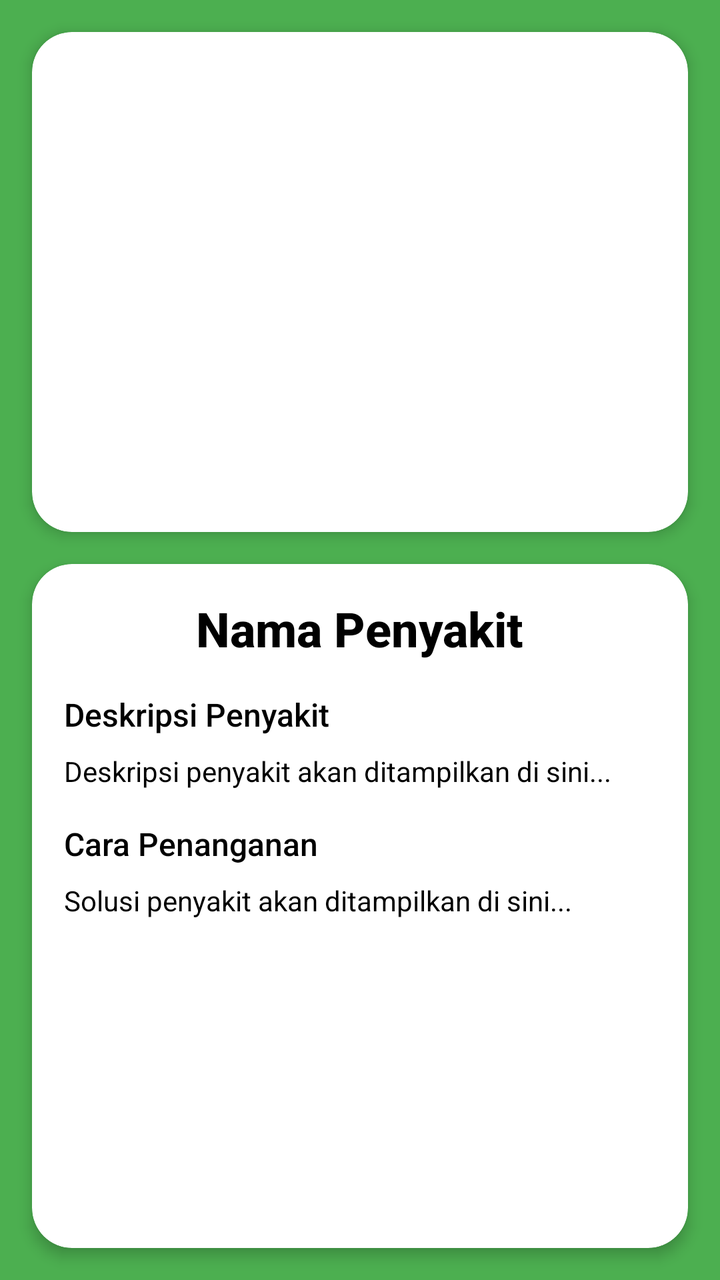
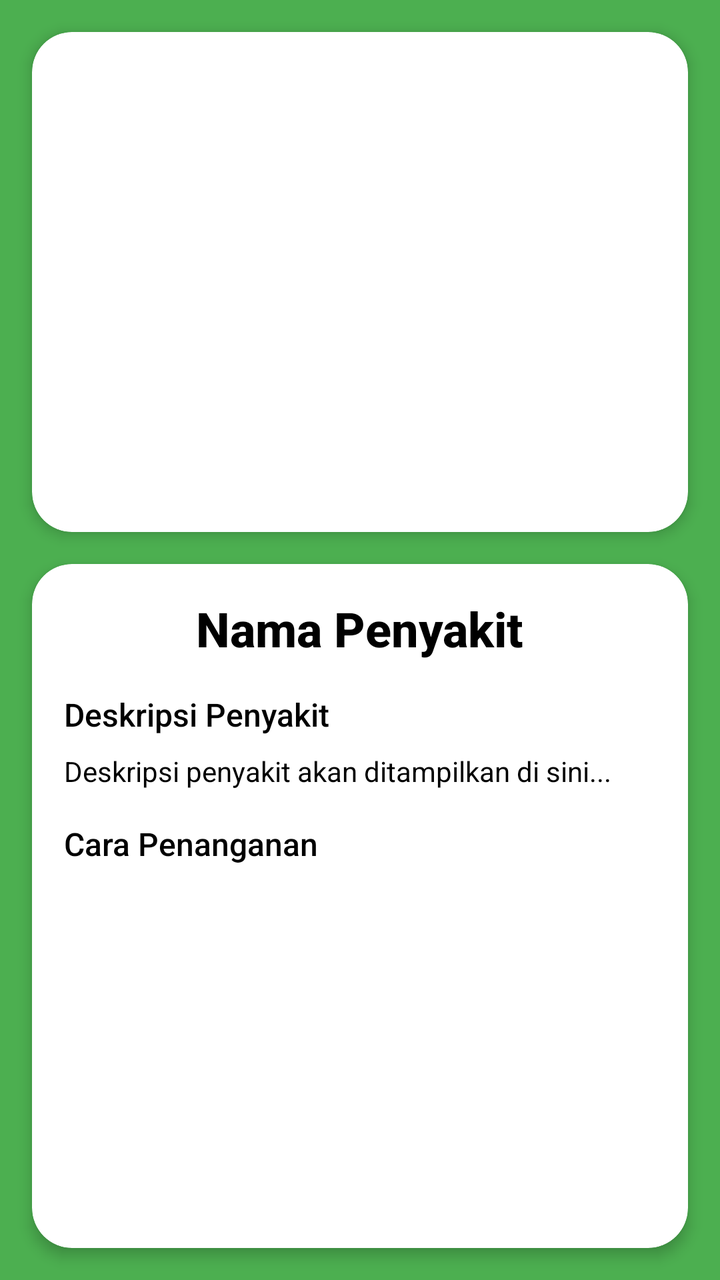

Two renders of the same Android screen: before a commit and after it. Below are the layout's source before the change and the commit's diff.
<!-- AndroidManifest.xml: application theme Theme.TehTeksi -->
<!-- res/layout/activity_disease.xml -->
<?xml version="1.0" encoding="utf-8"?>
<androidx.constraintlayout.widget.ConstraintLayout xmlns:android="http://schemas.android.com/apk/res/android"
    xmlns:app="http://schemas.android.com/apk/res-auto"
    xmlns:tools="http://schemas.android.com/tools"
    android:id="@+id/main"
    android:layout_width="match_parent"
    android:layout_height="match_parent"
    android:background="@color/colorPrimary"
    tools:context=".ui.DiseaseActivity">

    <androidx.cardview.widget.CardView
        android:id="@+id/cardImage"
        android:layout_width="0dp"
        android:layout_height="250dp"
        android:layout_marginTop="16dp"
        android:layout_marginStart="16dp"
        android:layout_marginEnd="16dp"
        app:cardCornerRadius="20dp"
        app:cardElevation="4dp"
        app:layout_constraintTop_toTopOf="parent"
        app:layout_constraintStart_toStartOf="parent"
        app:layout_constraintEnd_toEndOf="parent">

        <ImageView
            android:id="@+id/imgFull"
            android:layout_width="match_parent"
            android:layout_height="match_parent"
            android:scaleType="centerCrop"
            android:contentDescription="Gambar Penyakit" />
    </androidx.cardview.widget.CardView>

    <androidx.cardview.widget.CardView
        android:id="@+id/cardDetail"
        android:layout_width="0dp"
        android:layout_height="0dp"
        android:layout_marginTop="16dp"
        android:layout_marginStart="16dp"
        android:layout_marginEnd="16dp"
        android:layout_marginBottom="16dp"
        android:background="?attr/colorSurface"
        app:cardCornerRadius="20dp"
        app:cardElevation="4dp"
        app:layout_constraintTop_toBottomOf="@id/cardImage"
        app:layout_constraintStart_toStartOf="parent"
        app:layout_constraintEnd_toEndOf="parent"
        app:layout_constraintBottom_toBottomOf="parent">

        <LinearLayout
            android:layout_width="match_parent"
            android:layout_height="wrap_content"
            android:orientation="vertical"
            android:padding="16dp">

            <TextView
                android:id="@+id/tvNama"
                android:layout_width="wrap_content"
                android:layout_height="wrap_content"
                android:text="Nama Penyakit"
                android:textStyle="bold"
                android:textSize="24sp"
                android:fontFamily="sans-serif-medium"
                android:layout_gravity="center_horizontal"
                android:layout_marginBottom="16dp" />

            <TextView
                android:layout_width="wrap_content"
                android:layout_height="wrap_content"
                android:text="Deskripsi Penyakit"
                android:textSize="16sp"
                android:fontFamily="sans-serif-medium"
                android:layout_marginBottom="8dp" />

            <TextView
                android:id="@+id/tvDeskripsi"
                android:layout_width="wrap_content"
                android:layout_height="wrap_content"
                android:text="Deskripsi penyakit akan ditampilkan di sini..."
                android:textSize="14sp"
                android:layout_marginBottom="16dp" />

            <TextView
                android:layout_width="wrap_content"
                android:layout_height="wrap_content"
                android:text="Cara Penanganan"
                android:textSize="16sp"
                android:fontFamily="sans-serif-medium"
                android:layout_marginBottom="8dp" />

            <TextView
                android:id="@+id/tvSolusi"
                android:layout_width="wrap_content"
                android:layout_height="wrap_content"
                android:text="Solusi penyakit akan ditampilkan di sini..."
                android:textSize="14sp" />
        </LinearLayout>
    </androidx.cardview.widget.CardView>
</androidx.constraintlayout.widget.ConstraintLayout>
<!-- resources referenced by this layout -->
<resources>
  <color name="colorPrimary">#4CAF50</color>
  <style name="Theme.TehTeksi" parent="Theme.MaterialComponents.DayNight.NoActionBar">
          
          <item name="colorPrimary">@color/colorPrimary</item>
          <item name="colorPrimaryVariant">@color/colorPrimaryDark</item>
          <item name="colorOnPrimary">@color/white</item>
  
          
          <item name="colorSecondary">@color/teal_200</item>
          <item name="colorSecondaryVariant">@color/teal_700</item>
          <item name="colorOnSecondary">@color/black</item>
  
          
          <item name="android:statusBarColor">@color/colorPrimary</item>
  
          
          <item name="android:textColor">@android:color/black</item>
          <item name="android:textColorPrimary">@android:color/black</item>
          <item name="android:textColorSecondary">@android:color/black</item>
          <item name="android:textColorHint">@android:color/darker_gray</item>
          <item name="android:textColorTertiary">@android:color/darker_gray</item>
  
          <item name="android:windowSplashScreenAnimatedIcon">@drawable/fix</item>
          <item name="android:windowSplashScreenBackground">@android:color/transparent</item>
          <item name="android:windowSplashScreenIconBackgroundColor">@android:color/transparent</item>
      </style>
  <color name="colorPrimaryDark">#388E3C</color>
  <color name="white">#FFFFFFFF</color>
  <color name="teal_200">#FF03DAC5</color>
  <color name="teal_700">#FF018786</color>
  <color name="black">#FF000000</color>
  <!-- drawable fix: png bitmap (drawable, 91070 bytes) -->
</resources>

<!-- the commit's change to res/layout/activity_disease.xml (unified diff, before → after) -->
@@ -84,14 +84,12 @@
                 android:text="Cara Penanganan"
                 android:textSize="16sp"
                 android:fontFamily="sans-serif-medium"
-                android:layout_marginBottom="8dp" />
+                android:layout_marginBottom="5dp" />
 
-            <TextView
-                android:id="@+id/tvSolusi"
-                android:layout_width="wrap_content"
-                android:layout_height="wrap_content"
-                android:text="Solusi penyakit akan ditampilkan di sini..."
-                android:textSize="14sp" />
+            <androidx.recyclerview.widget.RecyclerView
+                android:id="@+id/recyclerViewSolusi"
+                android:layout_width="match_parent"
+                android:layout_height="wrap_content" />
         </LinearLayout>
     </androidx.cardview.widget.CardView>
 </androidx.constraintlayout.widget.ConstraintLayout>
